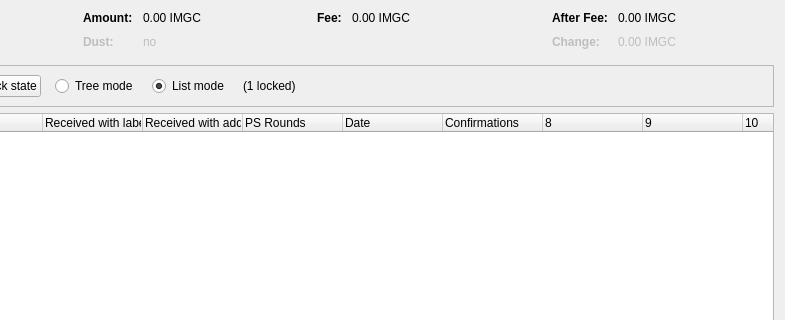
This is src/qt/forms/coincontroldialog.ui in mceme/ImageCoin as Qt 5 draws it before an edit; both pictures show x 169 to 954 and y 0 to 320 of the 954 by 500 pixel window. The edited form follows.
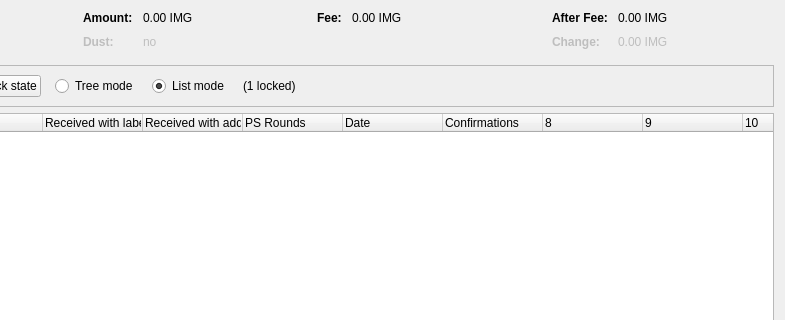
This is the edited form. Custom widgets are drawn as their Qt base class.

```diff
--- a/src/qt/forms/coincontroldialog.ui
+++ b/src/qt/forms/coincontroldialog.ui
@@ -132,7 +132,7 @@
           <enum>Qt::ActionsContextMenu</enum>
          </property>
          <property name="text">
-          <string notr="true">0.00 IMGC</string>
+          <string notr="true">0.00 IMG</string>
          </property>
          <property name="textInteractionFlags">
           <set>Qt::LinksAccessibleByMouse|Qt::TextSelectableByKeyboard|Qt::TextSelectableByMouse</set>
@@ -212,7 +212,7 @@
           <enum>Qt::ActionsContextMenu</enum>
          </property>
          <property name="text">
-          <string notr="true">0.00 IMGC</string>
+          <string notr="true">0.00 IMG</string>
          </property>
          <property name="textInteractionFlags">
           <set>Qt::LinksAccessibleByMouse|Qt::TextSelectableByKeyboard|Qt::TextSelectableByMouse</set>
@@ -257,7 +257,7 @@
           <enum>Qt::ActionsContextMenu</enum>
          </property>
          <property name="text">
-          <string notr="true">0.00 IMGC</string>
+          <string notr="true">0.00 IMG</string>
          </property>
          <property name="textInteractionFlags">
           <set>Qt::LinksAccessibleByMouse|Qt::TextSelectableByKeyboard|Qt::TextSelectableByMouse</set>
@@ -292,7 +292,7 @@
           <enum>Qt::ActionsContextMenu</enum>
          </property>
          <property name="text">
-          <string notr="true">0.00 IMGC</string>
+          <string notr="true">0.00 IMG</string>
          </property>
          <property name="textInteractionFlags">
           <set>Qt::LinksAccessibleByMouse|Qt::TextSelectableByKeyboard|Qt::TextSelectableByMouse</set>
```
